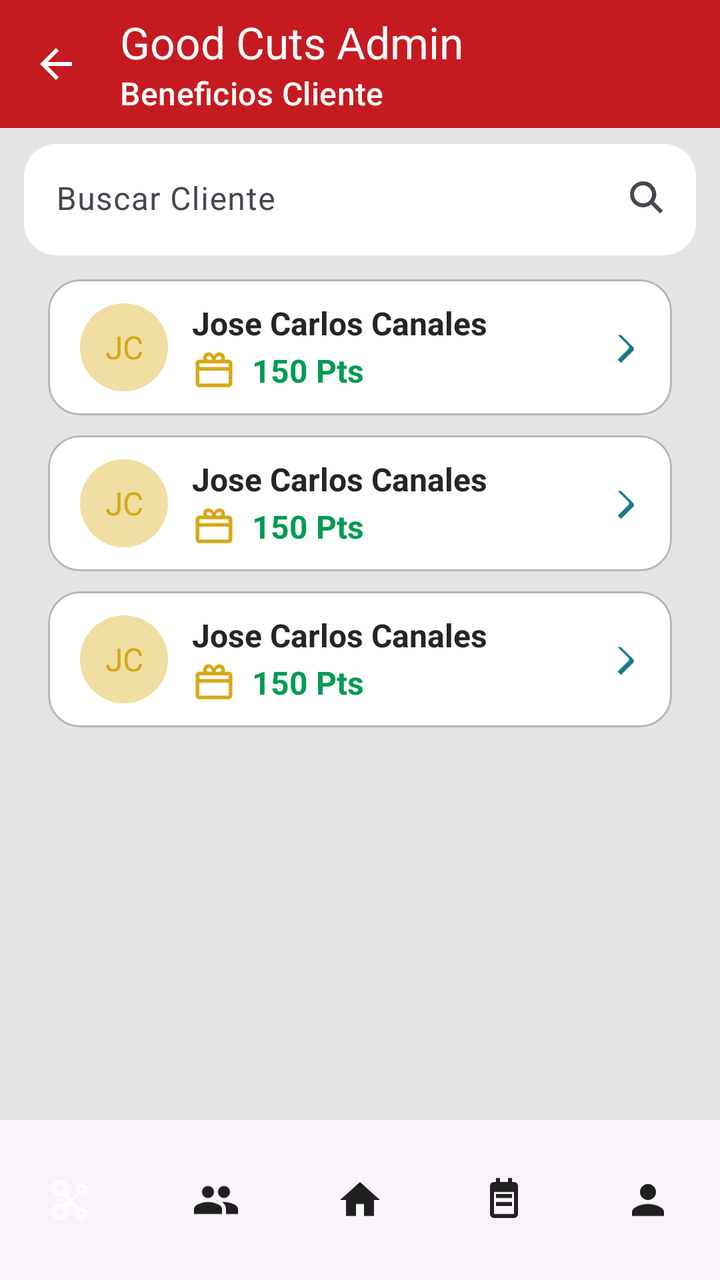
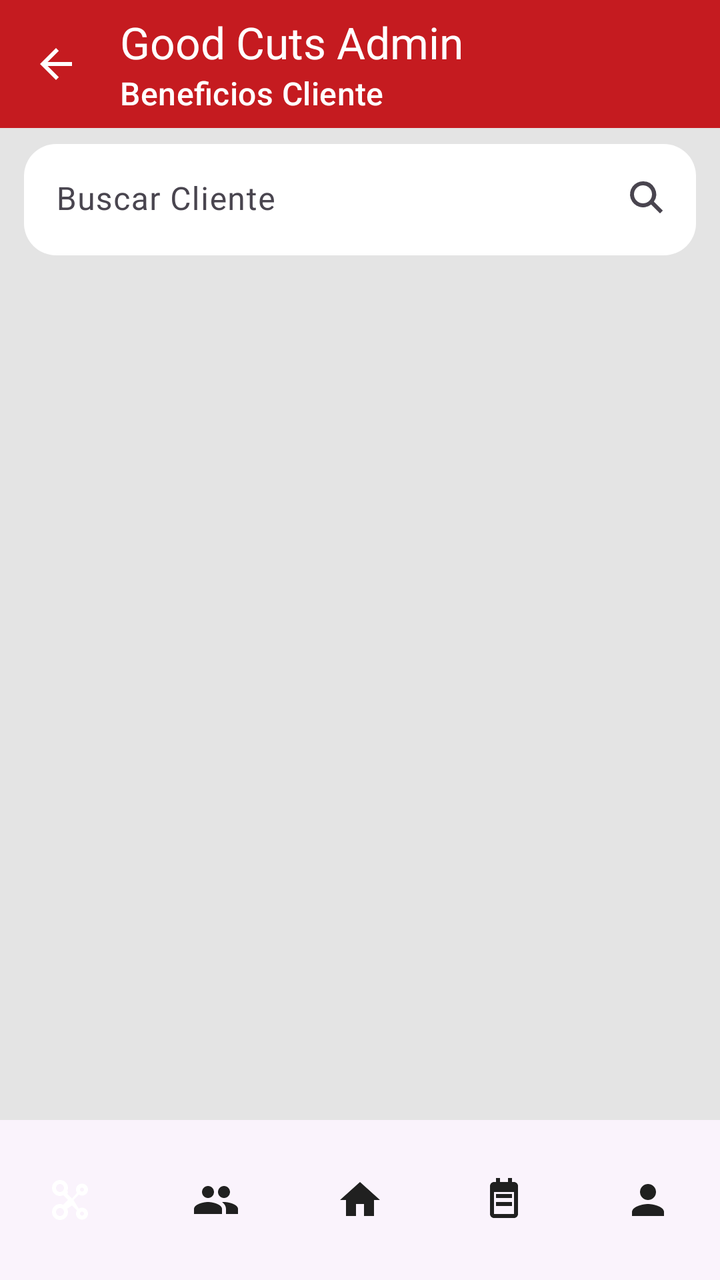

An Android layout rendered at two revisions. The XML below is the earlier revision; the diff shows what the commit changed to produce the second picture.
<!-- AndroidManifest.xml: application theme Theme.Proyect_BS -->
<!-- res/layout/pantalla_beneficios.xml -->
<?xml version="1.0" encoding="utf-8"?>
<LinearLayout xmlns:android="http://schemas.android.com/apk/res/android"
    xmlns:app="http://schemas.android.com/apk/res-auto"
    android:layout_width="match_parent"
    android:layout_height="match_parent"
    android:background="#E4E4E4"
    android:fitsSystemWindows="true"
    android:orientation="vertical">
    <include layout="@layout/toolbar_admin_benefits" />
    <com.google.android.material.textfield.TextInputLayout
        android:id="@+id/admin_search_field"
        style="@style/Widget.Material3.TextInputLayout.OutlinedBox"
        android:layout_width="match_parent"
        android:layout_height="wrap_content"
        android:layout_marginStart="12dp"
        android:layout_marginTop="8dp"
        android:layout_marginEnd="12dp"
        android:layout_marginBottom="12dp"
        android:hint="Buscar Cliente"
        app:boxBackgroundMode="filled"
        app:boxBackgroundColor="@android:color/white"
        app:boxStrokeWidth="0dp"
        app:boxStrokeWidthFocused="0dp"
        app:boxCornerRadiusTopStart="16dp"
        app:boxCornerRadiusTopEnd="16dp"
        app:boxCornerRadiusBottomStart="16dp"
        app:boxCornerRadiusBottomEnd="16dp"
        app:endIconMode="custom"
        app:endIconDrawable="@drawable/ic_search">
        <com.google.android.material.textfield.TextInputEditText
            android:layout_width="match_parent"
            android:layout_height="wrap_content" />
    </com.google.android.material.textfield.TextInputLayout>
    <include android:id="@+id/benefit_client_one" layout="@layout/item_admin_benefit_client" />
    <include android:id="@+id/benefit_client_two" layout="@layout/item_admin_benefit_client" />
    <include android:id="@+id/benefit_client_three" layout="@layout/item_admin_benefit_client" />
    <Space
        android:layout_width="match_parent"
        android:layout_height="0dp"
        android:layout_weight="1" />
    <include layout="@layout/admin_bottom_navigation" />
</LinearLayout>
<!-- res/layout/toolbar_admin_benefits.xml (included above) -->
<?xml version="1.0" encoding="utf-8"?>
<com.google.android.material.appbar.MaterialToolbar
    xmlns:android="http://schemas.android.com/apk/res/android"
    xmlns:app="http://schemas.android.com/apk/res-auto"
    android:id="@+id/toolbar_admin_back"
    android:layout_width="match_parent"
    android:layout_height="64dp"
    android:background="#C51B20"
    app:navigationIcon="@drawable/ic_arrow_back"
    app:navigationIconTint="@android:color/white"
    app:subtitle="Beneficios Cliente"
    app:subtitleTextColor="@android:color/white"
    app:title="Good Cuts Admin"
    app:titleTextColor="@android:color/white" />
<!-- res/layout/item_admin_benefit_client.xml (included above) -->
<?xml version="1.0" encoding="utf-8"?>
<com.google.android.material.card.MaterialCardView
    xmlns:android="http://schemas.android.com/apk/res/android"
    xmlns:app="http://schemas.android.com/apk/res-auto"
    android:layout_width="match_parent"
    android:layout_height="68dp"
    android:layout_marginHorizontal="24dp"
    android:layout_marginBottom="10dp"
    android:clickable="true"
    android:focusable="true"
    app:cardBackgroundColor="@android:color/white"
    app:cardCornerRadius="16dp"
    app:cardElevation="0dp"
    app:strokeColor="#B5B5B5"
    app:strokeWidth="1dp">

    <LinearLayout
        android:layout_width="match_parent"
        android:layout_height="match_parent"
        android:gravity="center_vertical"
        android:paddingStart="16dp"
        android:paddingEnd="10dp">

        <TextView
            android:layout_width="44dp"
            android:layout_height="44dp"
            android:background="@drawable/bg_benefit_avatar"
            android:gravity="center"
            android:text="JC"
            android:textColor="#D5A916"
            android:textSize="16sp"
            android:textStyle="normal" />

        <LinearLayout
            android:layout_width="0dp"
            android:layout_height="wrap_content"
            android:layout_marginStart="12dp"
            android:layout_weight="1"
            android:orientation="vertical">

            <TextView
                android:layout_width="wrap_content"
                android:layout_height="wrap_content"
                android:text="Jose Carlos Canales"
                android:textColor="#252525"
                android:textSize="16sp"
                android:textStyle="bold" />

            <LinearLayout
                android:layout_width="wrap_content"
                android:layout_height="wrap_content"
                android:layout_marginTop="2dp"
                android:gravity="center_vertical">

                <ImageView
                    android:layout_width="22dp"
                    android:layout_height="22dp"
                    android:contentDescription="@null"
                    android:src="@drawable/ic_gift"
                    android:tint="#D5A916" />

                <TextView
                    android:layout_width="wrap_content"
                    android:layout_height="wrap_content"
                    android:layout_marginStart="8dp"
                    android:text="150 Pts"
                    android:textColor="#009B52"
                    android:textSize="16sp"
                    android:textStyle="bold" />
            </LinearLayout>
        </LinearLayout>

        <ImageView
            android:id="@+id/action_card_transition"
            android:layout_width="28dp"
            android:layout_height="42dp"
            android:contentDescription="Ver beneficios"
            android:src="@drawable/ic_chevron_right"
            android:tint="#197A8A" />
    </LinearLayout>
</com.google.android.material.card.MaterialCardView>
<!-- res/layout/admin_bottom_navigation.xml (included above) -->
<?xml version="1.0" encoding="utf-8"?>
<com.google.android.material.bottomnavigation.BottomNavigationView
    xmlns:android="http://schemas.android.com/apk/res/android"
    xmlns:app="http://schemas.android.com/apk/res-auto"
    android:id="@+id/admin_bottom_navigation"
    android:layout_width="match_parent"
    android:layout_height="80dp"
    android:background="#FAF3FC"
    android:elevation="0dp"
    app:itemHorizontalTranslationEnabled="false"
    app:itemActiveIndicatorStyle="@style/AdminBottomNavigationActiveIndicator"
    app:itemIconTint="@color/admin_navigation_item_tint"
    app:itemTextColor="@color/admin_navigation_item_tint"
    app:labelVisibilityMode="unlabeled"
    app:menu="@menu/admin_bottom_navigation" />
<!-- resources referenced by this layout -->
<resources>
  <!-- drawable bg_benefit_avatar (drawable) -->
  <?xml version="1.0" encoding="utf-8"?>
  <shape xmlns:android="http://schemas.android.com/apk/res/android"
      android:shape="oval">
      <solid android:color="#F0DEA2" />
  </shape>
  <!-- drawable ic_arrow_back (drawable) -->
  <?xml version="1.0" encoding="utf-8"?>
  <vector xmlns:android="http://schemas.android.com/apk/res/android"
      android:width="24dp"
      android:height="24dp"
      android:viewportWidth="24"
      android:viewportHeight="24">
      <path android:fillColor="#FFFFFFFF" android:pathData="M20,11H7.83l5.59,-5.59L12,4l-8,8 8,8 1.41,-1.41L7.83,13H20v-2z" />
  </vector>
  <!-- drawable ic_chevron_right (drawable) -->
  <?xml version="1.0" encoding="utf-8"?>
  <vector xmlns:android="http://schemas.android.com/apk/res/android"
      android:width="24dp"
      android:height="24dp"
      android:viewportWidth="24"
      android:viewportHeight="24">
      <path
          android:fillColor="#FF000000"
          android:pathData="M9.29,6.71L13.88,11.3c0.39,0.39 0.39,1.01 0,1.4L9.29,17.29 10.7,18.7l5.3,-5.3c0.39,-0.39 0.39,-1.01 0,-1.4l-5.3,-5.3z" />
  </vector>
  <!-- drawable ic_gift (drawable) -->
  <?xml version="1.0" encoding="utf-8"?>
  <vector xmlns:android="http://schemas.android.com/apk/res/android"
      android:width="24dp"
      android:height="24dp"
      android:viewportWidth="24"
      android:viewportHeight="24">
      <path
          android:fillColor="#FF000000"
          android:pathData="M20,6h-2.18c0.11,-0.31 0.18,-0.65 0.18,-1 0,-1.66 -1.34,-3 -3,-3 -1.05,0 -1.96,0.54 -2.5,1.35L12,4.07l-0.5,-0.72C10.96,2.54 10.05,2 9,2 7.34,2 6,3.34 6,5c0,0.35 0.07,0.69 0.18,1H4c-1.11,0 -1.99,0.89 -1.99,2L2,19c0,1.11 0.89,2 2,2h16c1.11,0 2,-0.89 2,-2V8c0,-1.11 -0.89,-2 -2,-2zM15,4c0.55,0 1,0.45 1,1s-0.45,1 -1,1h-2c0,-1.1 0.9,-2 2,-2zM9,4c1.1,0 2,0.9 2,2H9c-0.55,0 -1,-0.45 -1,-1s0.45,-1 1,-1zM20,19H4v-7h16v7zM20,10H4V8h16v2z" />
  </vector>
  <!-- drawable ic_search (drawable) -->
  <?xml version="1.0" encoding="utf-8"?>
  <vector xmlns:android="http://schemas.android.com/apk/res/android"
      android:width="24dp"
      android:height="24dp"
      android:viewportWidth="24"
      android:viewportHeight="24">
      <path android:fillColor="#FF454545" android:pathData="M9.5,3a6.5,6.5 0,1 0,4.03 11.6l4.44,4.44 1.41,-1.41 -4.44,-4.44A6.5,6.5 0,0 0,9.5 3zM9.5,5a4.5,4.5 0,1 1,0 9,4.5 4.5,0 0,1,0 -9z" />
  </vector>
  <style name="AdminBottomNavigationActiveIndicator">
          <item name="android:color">#257787</item>
          <item name="android:width">56dp</item>
          <item name="android:height">40dp</item>
          <item name="shapeAppearance">@style/AdminBottomNavigationActiveIndicatorShape</item>
      </style>
  <style name="Theme.Proyect_BS" parent="Base.Theme.Proyect_BS" />
  <style name="AdminBottomNavigationActiveIndicatorShape">
          <item name="cornerFamily">rounded</item>
          <item name="cornerSize">16dp</item>
      </style>
  <style name="Base.Theme.Proyect_BS" parent="Theme.Material3.Light.NoActionBar">
          <item name="adminSearchBackground">@android:color/white</item>
          <item name="adminSearchTextColor">#333333</item>
          <item name="adminSearchHintColor">#757575</item>
          <item name="adminSearchIconColor">#464646</item>
          <item name="android:fontFamily">sans-serif</item>
          <item name="android:statusBarColor">#C51B20</item>
          <item name="android:navigationBarColor">#000000</item>
          <item name="android:windowLightStatusBar">false</item>
      </style>
</resources>

<!-- the commit's change to res/layout/pantalla_beneficios.xml (unified diff, before → after) -->
@@ -31,13 +31,19 @@
             android:layout_width="match_parent"
             android:layout_height="wrap_content" />
     </com.google.android.material.textfield.TextInputLayout>
-    <include android:id="@+id/benefit_client_one" layout="@layout/item_admin_benefit_client" />
-    <include android:id="@+id/benefit_client_two" layout="@layout/item_admin_benefit_client" />
-    <include android:id="@+id/benefit_client_three" layout="@layout/item_admin_benefit_client" />
-    <Space
+    <ScrollView
         android:layout_width="match_parent"
         android:layout_height="0dp"
-        android:layout_weight="1" />
+        android:layout_weight="1"
+        android:paddingTop="8dp"
+        android:paddingBottom="12dp"
+        android:scrollbars="none">
+        <LinearLayout
+            android:id="@+id/benefits_clients_list"
+            android:layout_width="match_parent"
+            android:layout_height="wrap_content"
+            android:orientation="vertical" />
+    </ScrollView>
     <include layout="@layout/admin_bottom_navigation" />
 </LinearLayout>
 <!-- res/layout/toolbar_admin_benefits.xml (included above) -->
@@ -55,88 +61,6 @@
     app:subtitleTextColor="@android:color/white"
     app:title="Good Cuts Admin"
     app:titleTextColor="@android:color/white" />
-<!-- res/layout/item_admin_benefit_client.xml (included above) -->
-<?xml version="1.0" encoding="utf-8"?>
-<com.google.android.material.card.MaterialCardView
-    xmlns:android="http://schemas.android.com/apk/res/android"
-    xmlns:app="http://schemas.android.com/apk/res-auto"
-    android:layout_width="match_parent"
-    android:layout_height="68dp"
-    android:layout_marginHorizontal="24dp"
-    android:layout_marginBottom="10dp"
-    android:clickable="true"
-    android:focusable="true"
-    app:cardBackgroundColor="@android:color/white"
-    app:cardCornerRadius="16dp"
-    app:cardElevation="0dp"
-    app:strokeColor="#B5B5B5"
-    app:strokeWidth="1dp">
-
-    <LinearLayout
-        android:layout_width="match_parent"
-        android:layout_height="match_parent"
-        android:gravity="center_vertical"
-        android:paddingStart="16dp"
-        android:paddingEnd="10dp">
-
-        <TextView
-            android:layout_width="44dp"
-            android:layout_height="44dp"
-            android:background="@drawable/bg_benefit_avatar"
-            android:gravity="center"
-            android:text="JC"
-            android:textColor="#D5A916"
-            android:textSize="16sp"
-            android:textStyle="normal" />
-
-        <LinearLayout
-            android:layout_width="0dp"
-            android:layout_height="wrap_content"
-            android:layout_marginStart="12dp"
-            android:layout_weight="1"
-            android:orientation="vertical">
-
-            <TextView
-                android:layout_width="wrap_content"
-                android:layout_height="wrap_content"
-                android:text="Jose Carlos Canales"
-                android:textColor="#252525"
-                android:textSize="16sp"
-                android:textStyle="bold" />
-
-            <LinearLayout
-                android:layout_width="wrap_content"
-                android:layout_height="wrap_content"
-                android:layout_marginTop="2dp"
-                android:gravity="center_vertical">
-
-                <ImageView
-                    android:layout_width="22dp"
-                    android:layout_height="22dp"
-                    android:contentDescription="@null"
-                    android:src="@drawable/ic_gift"
-                    android:tint="#D5A916" />
-
-                <TextView
-                    android:layout_width="wrap_content"
-                    android:layout_height="wrap_content"
-                    android:layout_marginStart="8dp"
-                    android:text="150 Pts"
-                    android:textColor="#009B52"
-                    android:textSize="16sp"
-                    android:textStyle="bold" />
-            </LinearLayout>
-        </LinearLayout>
-
-        <ImageView
-            android:id="@+id/action_card_transition"
-            android:layout_width="28dp"
-            android:layout_height="42dp"
-            android:contentDescription="Ver beneficios"
-            android:src="@drawable/ic_chevron_right"
-            android:tint="#197A8A" />
-    </LinearLayout>
-</com.google.android.material.card.MaterialCardView>
 <!-- res/layout/admin_bottom_navigation.xml (included above) -->
 <?xml version="1.0" encoding="utf-8"?>
 <com.google.android.material.bottomnavigation.BottomNavigationView
<!-- resource entries referenced after the edit -->
@@ -1,11 +1,5 @@
 <!-- resources referenced by this layout -->
 <resources>
-  <!-- drawable bg_benefit_avatar (drawable) -->
-  <?xml version="1.0" encoding="utf-8"?>
-  <shape xmlns:android="http://schemas.android.com/apk/res/android"
-      android:shape="oval">
-      <solid android:color="#F0DEA2" />
-  </shape>
   <!-- drawable ic_arrow_back (drawable) -->
   <?xml version="1.0" encoding="utf-8"?>
   <vector xmlns:android="http://schemas.android.com/apk/res/android"
@@ -14,28 +8,6 @@
       android:viewportWidth="24"
       android:viewportHeight="24">
       <path android:fillColor="#FFFFFFFF" android:pathData="M20,11H7.83l5.59,-5.59L12,4l-8,8 8,8 1.41,-1.41L7.83,13H20v-2z" />
-  </vector>
-  <!-- drawable ic_chevron_right (drawable) -->
-  <?xml version="1.0" encoding="utf-8"?>
-  <vector xmlns:android="http://schemas.android.com/apk/res/android"
-      android:width="24dp"
-      android:height="24dp"
-      android:viewportWidth="24"
-      android:viewportHeight="24">
-      <path
-          android:fillColor="#FF000000"
-          android:pathData="M9.29,6.71L13.88,11.3c0.39,0.39 0.39,1.01 0,1.4L9.29,17.29 10.7,18.7l5.3,-5.3c0.39,-0.39 0.39,-1.01 0,-1.4l-5.3,-5.3z" />
-  </vector>
-  <!-- drawable ic_gift (drawable) -->
-  <?xml version="1.0" encoding="utf-8"?>
-  <vector xmlns:android="http://schemas.android.com/apk/res/android"
-      android:width="24dp"
-      android:height="24dp"
-      android:viewportWidth="24"
-      android:viewportHeight="24">
-      <path
-          android:fillColor="#FF000000"
-          android:pathData="M20,6h-2.18c0.11,-0.31 0.18,-0.65 0.18,-1 0,-1.66 -1.34,-3 -3,-3 -1.05,0 -1.96,0.54 -2.5,1.35L12,4.07l-0.5,-0.72C10.96,2.54 10.05,2 9,2 7.34,2 6,3.34 6,5c0,0.35 0.07,0.69 0.18,1H4c-1.11,0 -1.99,0.89 -1.99,2L2,19c0,1.11 0.89,2 2,2h16c1.11,0 2,-0.89 2,-2V8c0,-1.11 -0.89,-2 -2,-2zM15,4c0.55,0 1,0.45 1,1s-0.45,1 -1,1h-2c0,-1.1 0.9,-2 2,-2zM9,4c1.1,0 2,0.9 2,2H9c-0.55,0 -1,-0.45 -1,-1s0.45,-1 1,-1zM20,19H4v-7h16v7zM20,10H4V8h16v2z" />
   </vector>
   <!-- drawable ic_search (drawable) -->
   <?xml version="1.0" encoding="utf-8"?>
